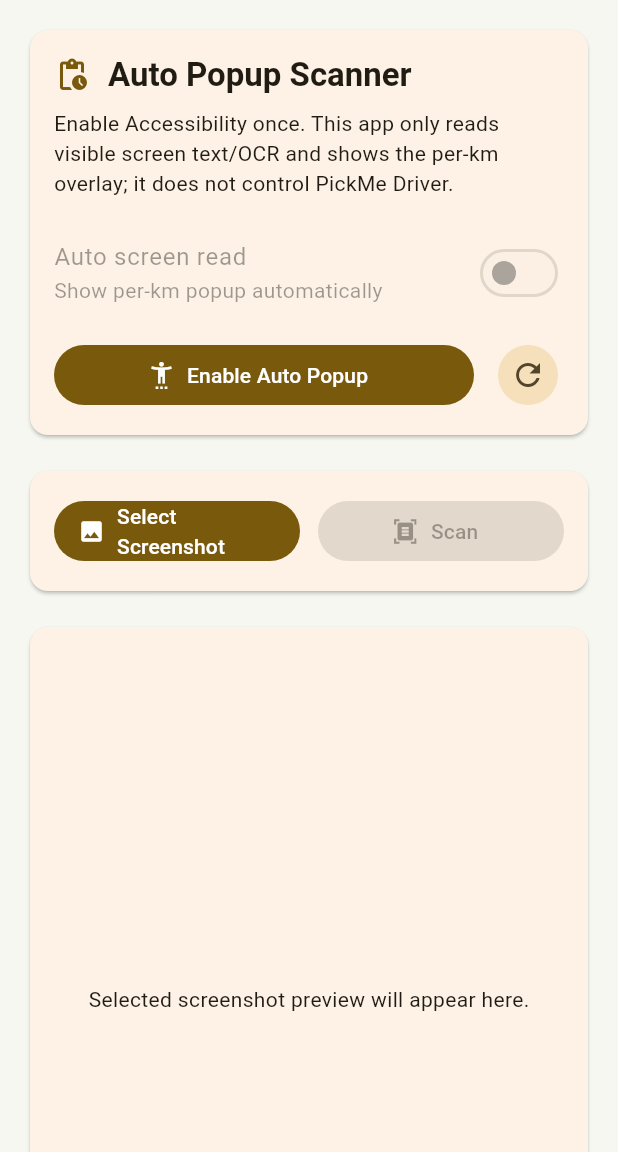
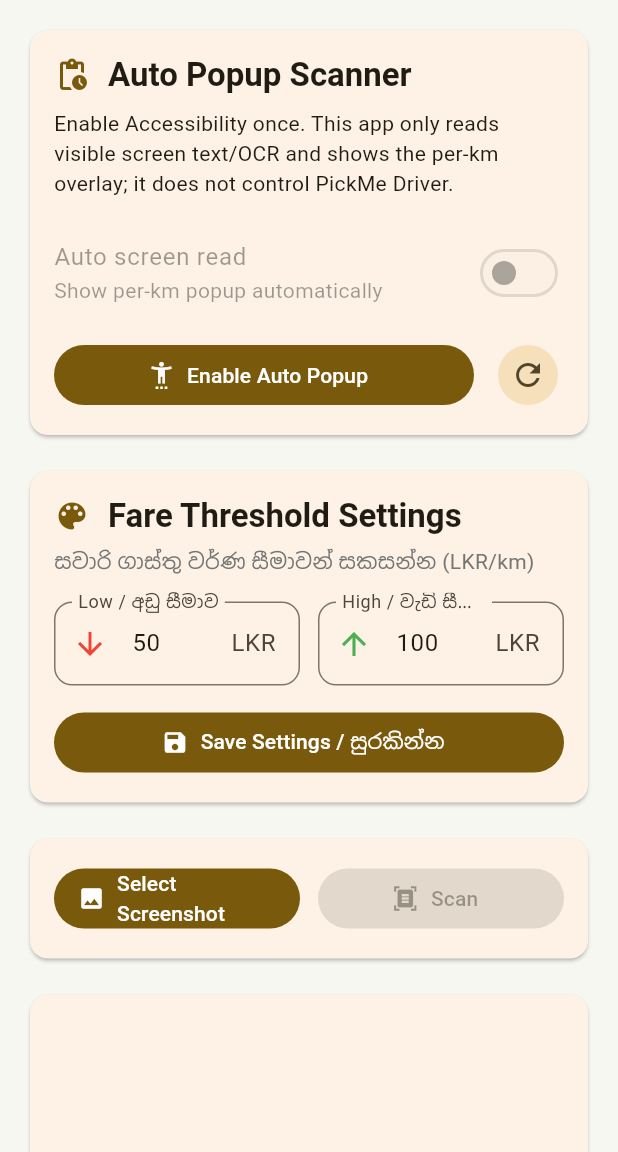
Before and after one commit to MalithEdirisinghe/pickme-fare, a Flutter app: the screen it shows after launch, after a tap on "Select Screenshot", on a phone screen of 412 x 824 dp, the part 84-1236 px from its top. Run offline on Flutter 3.47's test engine with Material 3 defaults, Android fonts, the phone set to English and light mode, and no system bars; our stand-ins replace flutter_riverpod, image_picker; missing offline and left inert: google_mlkit_text_recognition.

Commit message:
fixed wrong calculation

```diff
--- a/lib/features/trip_calculator/data/services/auto_scan_permission_service.dart
+++ b/lib/features/trip_calculator/data/services/auto_scan_permission_service.dart
@@ -26,4 +26,20 @@ class AutoScanPermissionService {
       'isActive': isActive,
     });
   }
+
+  Future<Map<String, double>> getThresholds() async {
+    final Map? result = await _channel.invokeMethod<Map>('getThresholds');
+    if (result == null) return {'low': 50.0, 'high': 100.0};
+    return {
+      'low': (result['low'] as num).toDouble(),
+      'high': (result['high'] as num).toDouble(),
+    };
+  }
+
+  Future<void> setThresholds(double low, double high) async {
+    await _channel.invokeMethod<void>('setThresholds', {
+      'low': low,
+      'high': high,
+    });
+  }
 }
--- a/lib/features/trip_calculator/presentation/providers/trip_calculator_provider.dart
+++ b/lib/features/trip_calculator/presentation/providers/trip_calculator_provider.dart
@@ -25,6 +25,8 @@ class TripCalculatorState {
     this.errorMessage,
     this.isAutoPopupEnabled = false,
     this.isAutoScanActive = true,
+    this.lowThreshold = 50.0,
+    this.highThreshold = 100.0,
   });
 
   final File? selectedImageFile;
@@ -35,6 +37,8 @@ class TripCalculatorState {
   final String? errorMessage;
   final bool isAutoPopupEnabled;
   final bool isAutoScanActive;
+  final double lowThreshold;
+  final double highThreshold;
 
   double? get fareAmount => tripData?.fareAmount;
   double? get pickupDistance => tripData?.pickupDistance;
@@ -52,6 +56,8 @@ class TripCalculatorState {
     String? errorMessage,
     bool? isAutoPopupEnabled,
     bool? isAutoScanActive,
+    double? lowThreshold,
+    double? highThreshold,
     bool clearScanData = false,
     bool clearError = false,
   }) {
@@ -66,6 +72,8 @@ class TripCalculatorState {
       errorMessage: clearError ? null : errorMessage ?? this.errorMessage,
       isAutoPopupEnabled: isAutoPopupEnabled ?? this.isAutoPopupEnabled,
       isAutoScanActive: isAutoScanActive ?? this.isAutoScanActive,
+      lowThreshold: lowThreshold ?? this.lowThreshold,
+      highThreshold: highThreshold ?? this.highThreshold,
     );
   }
 }
@@ -81,7 +89,10 @@ class TripCalculatorNotifier extends Notifier<TripCalculatorState> {
 
   @override
   TripCalculatorState build() {
-    Future.microtask(refreshAutoPopupStatus);
+    Future.microtask(() {
+      refreshAutoPopupStatus();
+      refreshThresholds();
+    });
     return const TripCalculatorState();
   }
 
@@ -103,13 +114,33 @@ class TripCalculatorNotifier extends Notifier<TripCalculatorState> {
     state = state.copyWith(isAutoScanActive: isActive);
   }
 
+  Future<void> refreshThresholds() async {
+    final thresholds = await _autoScanPermissionService.getThresholds();
+    state = state.copyWith(
+      lowThreshold: thresholds['low'],
+      highThreshold: thresholds['high'],
+    );
+  }
+
+  Future<void> updateThresholds(double low, double high) async {
+    await _autoScanPermissionService.setThresholds(low, high);
+    state = state.copyWith(
+      lowThreshold: low,
+      highThreshold: high,
+    );
+  }
+
   Future<void> selectScreenshot() async {
     final image = await _imagePicker.pickImage(source: ImageSource.gallery);
     if (image == null) {
       return;
     }
 
-    state = TripCalculatorState(selectedImageFile: File(image.path));
+    state = state.copyWith(
+      selectedImageFile: File(image.path),
+      clearScanData: true,
+      clearError: true,
+    );
   }
 
   Future<void> scanSelectedScreenshot() async {
--- a/lib/features/trip_calculator/presentation/screens/trip_calculator_screen.dart
+++ b/lib/features/trip_calculator/presentation/screens/trip_calculator_screen.dart
@@ -91,6 +91,8 @@ class TripCalculatorScreen extends ConsumerWidget {
                   ),
                 ),
               ),
+              const SizedBox(height: 16),
+              const ThresholdSettingsCard(),
               const SizedBox(height: 16),
               Card(
                 child: Padding(
@@ -205,3 +207,131 @@ class _MessageCard extends StatelessWidget {
     );
   }
 }
+
+class ThresholdSettingsCard extends ConsumerStatefulWidget {
+  const ThresholdSettingsCard({super.key});
+
+  @override
+  ConsumerState<ThresholdSettingsCard> createState() => _ThresholdSettingsCardState();
+}
+
+class _ThresholdSettingsCardState extends ConsumerState<ThresholdSettingsCard> {
+  late final TextEditingController _lowController;
+  late final TextEditingController _highController;
+
+  @override
+  void initState() {
+    super.initState();
+    final state = ref.read(tripCalculatorProvider);
+    _lowController = TextEditingController(text: state.lowThreshold.toStringAsFixed(0));
+    _highController = TextEditingController(text: state.highThreshold.toStringAsFixed(0));
+  }
+
+  @override
+  void dispose() {
+    _lowController.dispose();
+    _highController.dispose();
+    super.dispose();
+  }
+
+  void _save() {
+    final low = double.tryParse(_lowController.text) ?? 50.0;
+    final high = double.tryParse(_highController.text) ?? 100.0;
+    ref.read(tripCalculatorProvider.notifier).updateThresholds(low, high);
+    ScaffoldMessenger.of(context).showSnackBar(
+      const SnackBar(
+        content: Text('Threshold settings saved successfully / සීමාවන් සාර්ථකව සුරැකිණි'),
+        duration: Duration(seconds: 2),
+      ),
+    );
+  }
+
+  @override
+  Widget build(BuildContext context) {
+    ref.listen<TripCalculatorState>(tripCalculatorProvider, (previous, next) {
+      if (previous == null || previous.lowThreshold != next.lowThreshold) {
+        _lowController.text = next.lowThreshold.toStringAsFixed(0);
+      }
+      if (previous == null || previous.highThreshold != next.highThreshold) {
+        _highController.text = next.highThreshold.toStringAsFixed(0);
+      }
+    });
+
+    return Card(
+      child: Padding(
+        padding: const EdgeInsets.all(16),
+        child: Column(
+          crossAxisAlignment: CrossAxisAlignment.start,
+          children: [
+            Row(
+              children: [
+                Icon(
+                  Icons.color_lens,
+                  color: Theme.of(context).colorScheme.primary,
+                ),
+                const SizedBox(width: 12),
+                Expanded(
+                  child: Text(
+                    'Fare Threshold Settings',
+                    style: Theme.of(context).textTheme.titleLarge
+                        ?.copyWith(fontWeight: FontWeight.w700),
+                  ),
+                ),
+              ],
+            ),
+            const SizedBox(height: 6),
+            Text(
+              'සවාරි ගාස්තු වර්ණ සීමාවන් සකසන්න (LKR/km)',
+              style: Theme.of(context).textTheme.bodyMedium?.copyWith(
+                    color: Colors.grey.shade600,
+                  ),
+            ),
+            const SizedBox(height: 16),
+            Row(
+              children: [
+                Expanded(
+                  child: TextField(
+                    controller: _lowController,
+                    keyboardType: const TextInputType.numberWithOptions(decimal: true),
+                    decoration: InputDecoration(
+                      labelText: 'Low / අඩු සීමාව',
+                      suffixText: 'LKR',
+                      border: OutlineInputBorder(
+                        borderRadius: BorderRadius.circular(12),
+                      ),
+                      prefixIcon: const Icon(Icons.arrow_downward, color: Colors.red),
+                    ),
+                  ),
+                ),
+                const SizedBox(width: 12),
+                Expanded(
+                  child: TextField(
+                    controller: _highController,
+                    keyboardType: const TextInputType.numberWithOptions(decimal: true),
+                    decoration: InputDecoration(
+                      labelText: 'High / වැඩි සීමාව',
+                      suffixText: 'LKR',
+                      border: OutlineInputBorder(
+                        borderRadius: BorderRadius.circular(12),
+                      ),
+                      prefixIcon: const Icon(Icons.arrow_upward, color: Colors.green),
+                    ),
+                  ),
+                ),
+              ],
+            ),
+            const SizedBox(height: 14),
+            SizedBox(
+              width: double.infinity,
+              child: FilledButton.icon(
+                onPressed: _save,
+                icon: const Icon(Icons.save),
+                label: const Text('Save Settings / සුරකින්න'),
+              ),
+            ),
+          ],
+        ),
+      ),
+    );
+  }
+}
--- a/lib/features/trip_calculator/presentation/widgets/result_card.dart
+++ b/lib/features/trip_calculator/presentation/widgets/result_card.dart
@@ -27,7 +27,13 @@ class ResultCard extends StatelessWidget {
                   : '${NumberFormatter.twoDecimals(state.perKmPrice!)} LKR/km',
               style: Theme.of(context).textTheme.headlineLarge?.copyWith(
                 fontWeight: FontWeight.w800,
-                color: Theme.of(context).colorScheme.primary,
+                color: state.perKmPrice == null
+                    ? Theme.of(context).colorScheme.primary
+                    : state.perKmPrice! < state.lowThreshold
+                        ? Colors.red.shade600
+                        : state.perKmPrice! >= state.highThreshold
+                            ? Colors.green.shade600
+                            : Colors.orange.shade700,
               ),
             ),
             const Divider(height: 28),
```
Also changed, not shown: lib/features/trip_calculator/domain/usecases/extract_trip_data_usecase.dart (+11 -2 lines), 2 other files.
